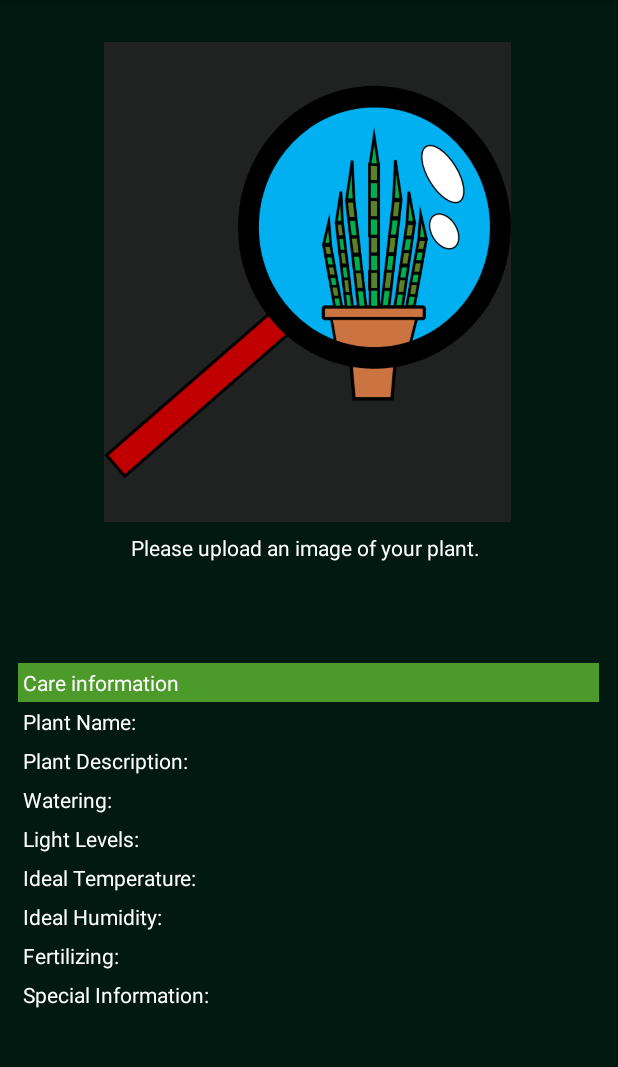
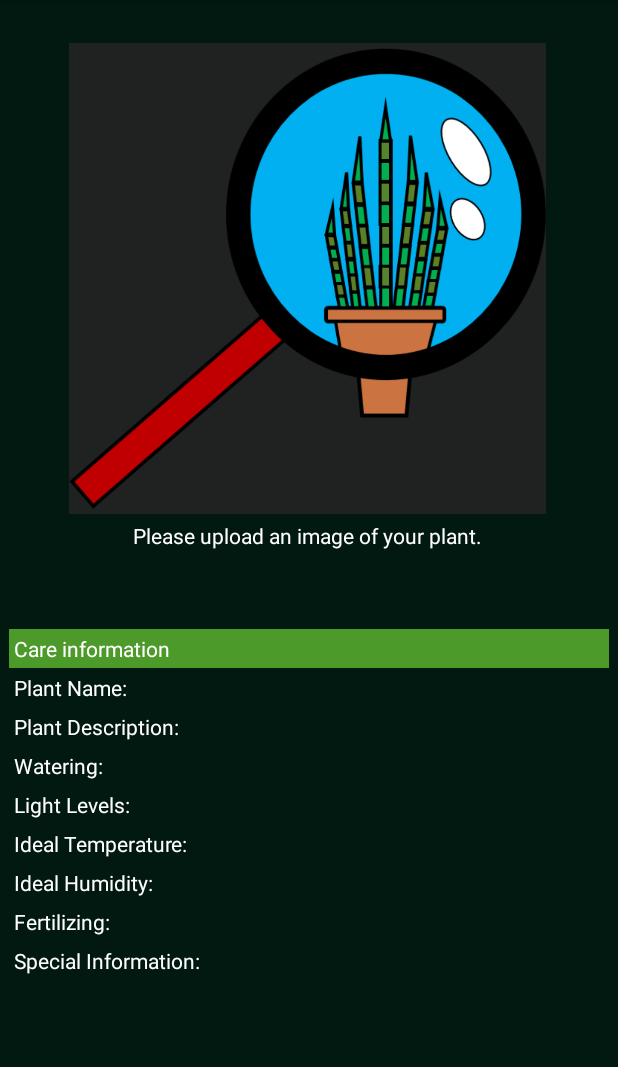
Before and after one commit to JosephJ42/UWE-DSP, an Android app: the screen it shows after launch (MainActivity), on a phone screen of 412 x 824 dp, the part 84-1151 px from its top. Run offline under Robolectric (Android 15) with nearby library versions, the phone set to English and light mode, and no system bars; libraries missing offline, so code that uses them is left out: org.tensorflow.lite.

Commit message:
Minor Code clean up, Fixed display bug with the tableview where text would go out of bounds in the mobile interface

```diff
--- a/IdentiFlora/app/src/main/res/layout/activity_main.xml
+++ b/IdentiFlora/app/src/main/res/layout/activity_main.xml
@@ -11,9 +11,10 @@
 
     <ImageButton
         android:id="@+id/uploadPlantImageButton"
-        android:layout_width="271dp"
-        android:layout_height="320dp"
+        android:layout_width="318dp"
+        android:layout_height="314dp"
         android:background="#202121"
+        android:contentDescription="TODO"
         android:onClick="openCamera"
         android:orientation="vertical"
         android:scaleType="fitCenter"
@@ -24,13 +25,12 @@
         app:layout_constraintTop_toTopOf="parent"
         app:layout_constraintVertical_bias="0.063"
         app:srcCompat="@drawable/app_icon_2"
-        tools:ignore="SpeakableTextPresentCheck"
-        android:contentDescription="TODO" />
+        tools:ignore="SpeakableTextPresentCheck" />
 
     <TextView
         android:id="@+id/plantNameText"
-        android:layout_width="271dp"
-        android:layout_height="34dp"
+        android:layout_width="312dp"
+        android:layout_height="29dp"
         android:fontFamily="sans-serif"
         android:gravity="center"
         android:text="Please upload an image of your plant."
@@ -43,10 +43,15 @@
         app:layout_constraintVertical_bias="0.0" />
 
     <TableLayout
-        android:layout_width="390dp"
-        android:layout_height="300dp"
-        android:padding="1dip"
-        android:stretchColumns="2"
+        android:layout_width="404dp"
+        android:layout_height="330dp"
+        android:autoSizeTextType="uniform"
+        android:ellipsize="end"
+        android:maxLines="10"
+        android:padding="2dip"
+        android:scrollHorizontally="true"
+        android:stretchColumns="1,2"
+        android:shrinkColumns="2,true"
         app:layout_constraintBottom_toBottomOf="parent"
         app:layout_constraintEnd_toEndOf="parent"
         app:layout_constraintHorizontal_bias="0.476"
@@ -54,27 +59,21 @@
         app:layout_constraintTop_toBottomOf="@+id/plantNameText"
         app:layout_constraintVertical_bias="0.686">
 
-        <TableRow>
+        <TableRow
+            android:background="@color/maxGreen">
 
             <TextView
-                android:layout_width="142dp"
+                android:layout_width="wrap_content"
                 android:layout_height="wrap_content"
                 android:layout_column="1"
                 android:autoSizeTextType="uniform"
-                android:background="@color/maxGreen"
                 android:padding="3dip"
                 android:text="Care information"
                 android:textColor="@color/white" />
 
-            <TextView
-                android:layout_width="224dp"
-                android:layout_height="wrap_content"
-                android:layout_column="1"
-                android:autoSizeTextType="uniform"
-                android:background="@color/maxGreen"
-                android:padding="3dip"
-                android:text=""
-                android:textColor="@color/white" />
+
+
+
         </TableRow>
 
         <TableRow>
@@ -91,7 +90,7 @@
 
             <TextView
                 android:id="@+id/plantNameColumnText"
-                android:layout_width="34dp"
+                android:layout_width="wrap_content"
                 android:layout_height="wrap_content"
                 android:layout_column="2"
                 android:layout_gravity="fill"
@@ -102,7 +101,8 @@
                 android:textColor="@color/white" />
         </TableRow>
 
-        <TableRow>
+        <TableRow
+            android:autoSizeTextType="uniform">
 
             <TextView
 
@@ -111,19 +111,19 @@
                 android:layout_column="1"
                 android:layout_gravity="fill"
                 android:autoSizeTextType="uniform"
+                android:gravity="center_horizontal"
                 android:padding="3dip"
-                android:gravity="center_horizontal"
                 android:text="Plant Description:"
                 android:textColor="@color/white" />
 
             <TextView
                 android:id="@+id/plantDescriptionColumnText"
-                android:hyphenationFrequency="normal"
-                android:layout_width="55dp"
+                android:layout_width="300dp"
                 android:layout_height="wrap_content"
                 android:layout_gravity="fill"
                 android:autoSizeTextType="uniform"
                 android:gravity="left"
+                android:hyphenationFrequency="normal"
                 android:padding="3dip"
                 android:text=""
                 android:textColor="@color/white" />
@@ -243,8 +243,11 @@
                 android:layout_height="wrap_content"
                 android:layout_gravity="fill"
                 android:autoSizeTextType="uniform"
+                android:ellipsize="end"
                 android:gravity="left"
+                android:maxLines="10"
                 android:padding="3dip"
+                android:scrollHorizontally="true"
                 android:text=""
                 android:textColor="@color/white" />
         </TableRow>
```
Also changed, not shown: IdentiFlora/app/src/main/java/com/example/identiflora/MainActivity.kt (+5 -7 lines), IdentiFlora/app/src/main/java/com/example/identiflora/PlantDatabaseHandler.kt (+13 -14 lines), 1 other file.
